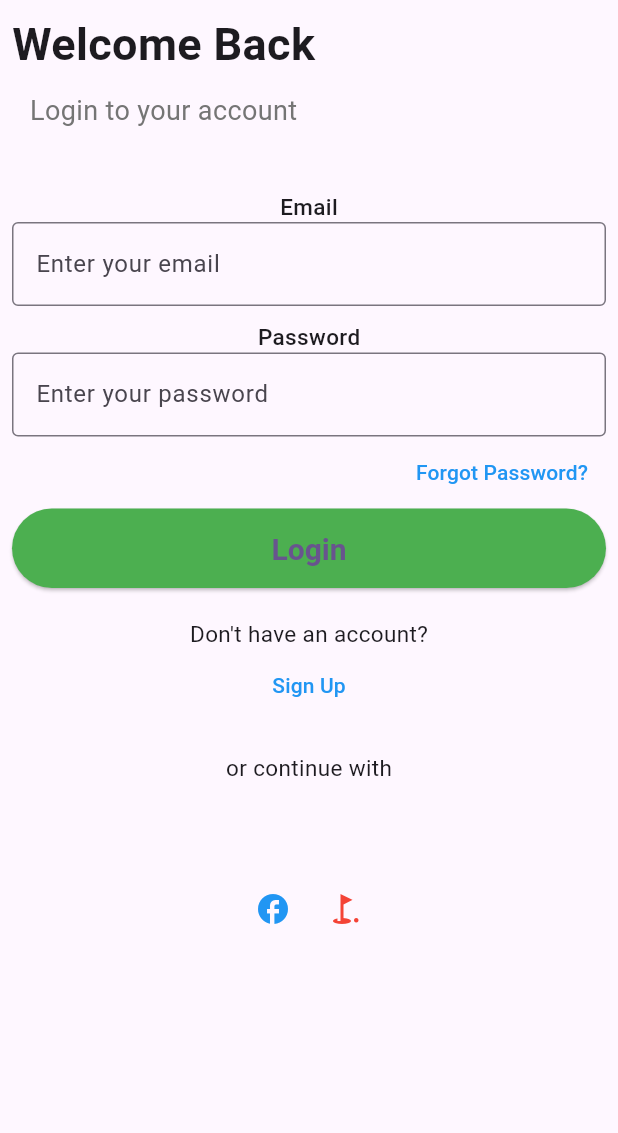
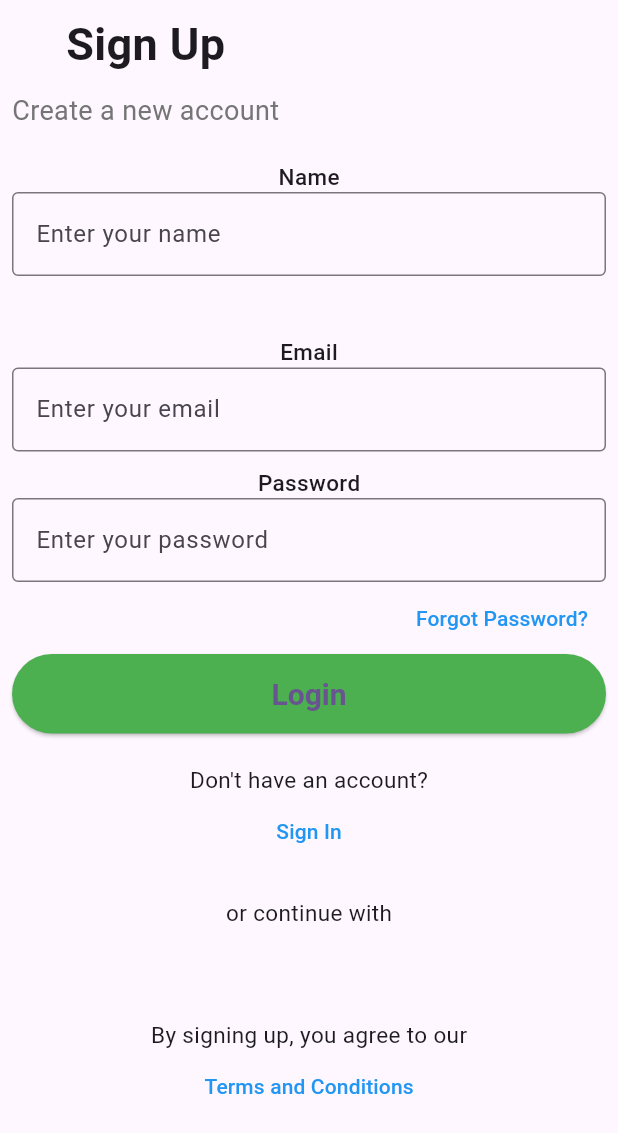
Before and after one commit to regmibishal99/AgriSense, a Flutter app: the screen it shows after launch, after a tap on "Sign Up", on a phone screen of 412 x 824 dp. Shown: the top 1133 px of the screen. Run offline on Flutter 3.47's test engine with Material 3 defaults, Android fonts, the light colour scheme and no system bars; our stand-ins replace animated_splash_screen.

Commit message:
add signUp page which is click from the Sigin button in login page

```diff
--- a/lib/SignUppage.dart
+++ b/lib/SignUppage.dart
@@ -10,6 +10,122 @@ class Signuppage extends StatefulWidget {
 class _SignuppageState extends State<Signuppage> {
   @override
   Widget build(BuildContext context) {
-    return const Placeholder();
+    return  SafeArea(
+      child: Scaffold(
+        body: Padding(
+          padding: const EdgeInsets.all(8.0),
+          child: Column(
+            mainAxisAlignment: MainAxisAlignment.start,
+            children: [
+             Container(
+              child: Align(
+                alignment: Alignment.centerLeft,
+                child: Column(
+                  children: [
+                    Text(
+                      'Sign Up',
+                      style: TextStyle(
+                        fontSize: 30,
+                        fontWeight: FontWeight.bold,
+                      ),
+                    ),
+                    SizedBox(height: 10),
+                    Text(
+                      'Create a new account',
+                      style: TextStyle(
+                        fontSize: 18,
+                        color: Colors.grey[600],
+                      ),
+                    ),
+                  ],
+                ),
+              ),
+             ),
+              SizedBox(height: 20),
+              Text('Name',style:TextStyle(
+                fontSize: 15,
+                fontWeight: FontWeight.w500,
+              ),),
+              TextField(
+                decoration: InputDecoration(
+                  hintText: 'Enter your name',
+                  border: OutlineInputBorder(),
+                ),
+              ),
+              SizedBox(height: 40),
+              Text('Email',style:TextStyle(
+                fontSize: 15,
+                fontWeight: FontWeight.w500,
+              ),),
+              TextField(
+                decoration: InputDecoration(
+                  hintText: 'Enter your email',
+                  border: OutlineInputBorder(),
+                ),
+              ),
+              SizedBox(height: 10),
+              Text('Password',style:TextStyle(
+                fontSize: 15,
+                fontWeight: FontWeight.w500,
+              ),),
+              TextField(
+                obscureText: true,
+                decoration: InputDecoration(
+                  hintText: 'Enter your password',
+
+                  border: OutlineInputBorder(),
+                ),
+              ),
+            Align(
+              alignment: Alignment.centerRight,
+              child: TextButton(
+                onPressed: () {
+                  // Handle forgot password
+                },
+                child: Text('Forgot Password?', style: TextStyle(color: Colors.blue)),
+              ),
+            ),
+              // ...existing code...
+SizedBox(
+  width: double.infinity, // Makes the button take full width
+  child: ElevatedButton(
+    style: ElevatedButton.styleFrom(
+     // iconColor: Colors.green,
+      textStyle: TextStyle(fontSize: 20, fontWeight: FontWeight.bold),
+      shape: RoundedRectangleBorder(borderRadius: BorderRadius.circular(30)),
+      backgroundColor: Colors.green,
+      padding: EdgeInsets.symmetric(horizontal: 50, vertical: 15),
+    ),
+    onPressed: () {
+      // Handle login action
+    },
+    child: Text('Login'),
+  ),
+),
+   SizedBox(height: 20,),
+   Text('Don\'t have an account?', style: TextStyle(fontSize: 15)),
+            TextButton(
+              onPressed: () {
+                // Handle sign up action
+              },
+              child: Text('Sign In', style: TextStyle(color: Colors.blue)),
+            ),
+              SizedBox(height: 20),
+              Text('or continue with', style: TextStyle(fontSize: 15)),
+              SizedBox(height: 10),
+              SizedBox(height: 50,),
+
+            Text('By signing up, you agree to our', style: TextStyle(fontSize: 15)),
+            TextButton(
+              onPressed: () {
+                // Handle terms and conditions
+              },
+              child: Text('Terms and Conditions', style: TextStyle(color: Colors.blue)),
+            ),
+            ]
+          ),
+        ),
+      ),
+    );
   }
 }
--- a/lib/loginPage.dart
+++ b/lib/loginPage.dart
@@ -1,3 +1,4 @@
+import 'package:agri_sense/SignUppage.dart';
 import 'package:flutter/material.dart';
 
 class Loginpage extends StatefulWidget {
@@ -86,7 +87,7 @@ SizedBox(
       padding: EdgeInsets.symmetric(horizontal: 50, vertical: 15),
     ),
     onPressed: () {
-      // Handle login action
+
     },
     child: Text('Login'),
   ),
@@ -95,7 +96,7 @@ SizedBox(
    Text('Don\'t have an account?', style: TextStyle(fontSize: 15)),
             TextButton(
               onPressed: () {
-                // Handle sign up action
+               Navigator.push(context, MaterialPageRoute(builder: (context)=>Signuppage()));
               },
               child: Text('Sign Up', style: TextStyle(color: Colors.blue)),
             ),
```
